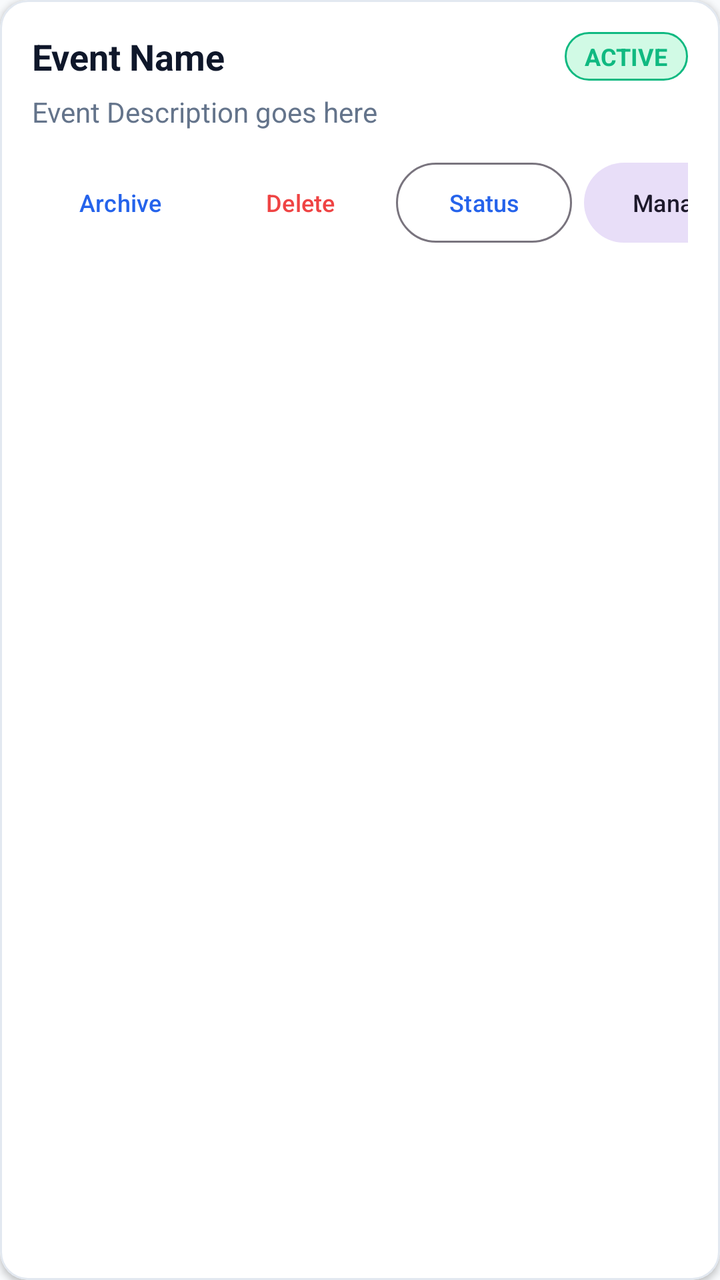
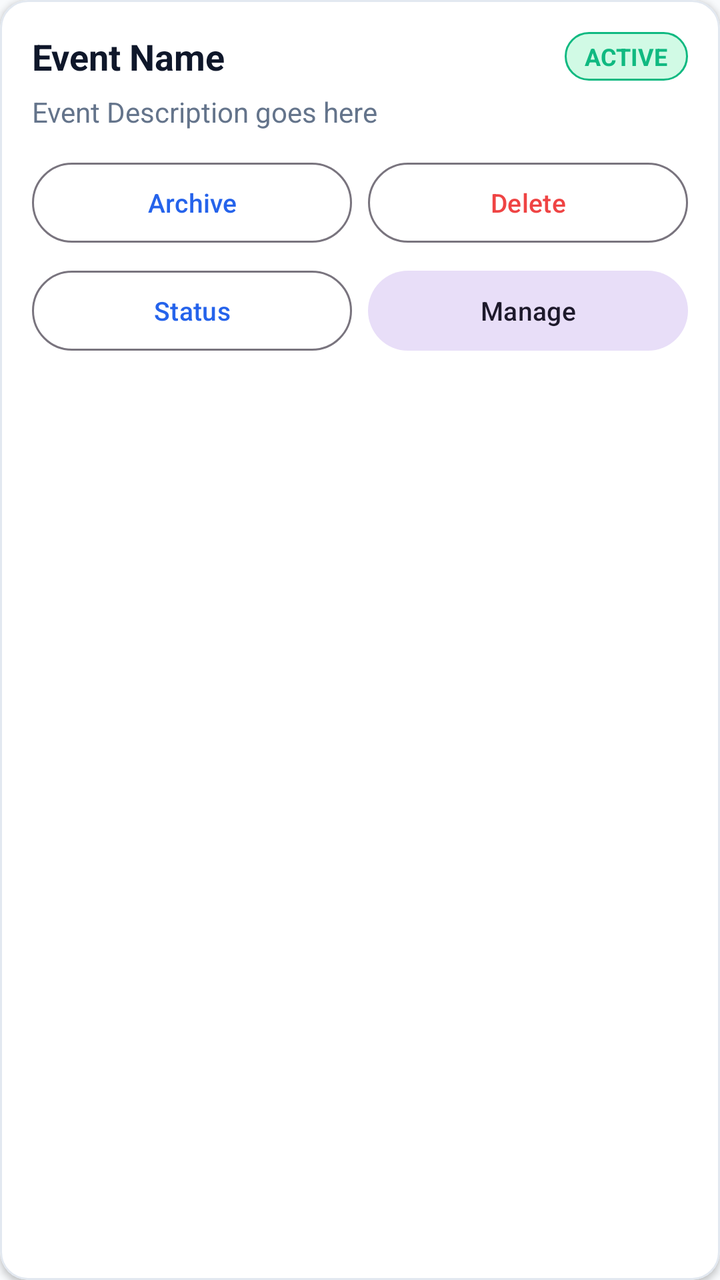

Before-and-after screenshots of an Android layout around one commit, followed by the original layout XML and the change that was made.
<!-- AndroidManifest.xml: application theme Theme.Judgex -->
<!-- res/layout/item_event.xml -->
<?xml version="1.0" encoding="utf-8"?>
<com.google.android.material.card.MaterialCardView xmlns:android="http://schemas.android.com/apk/res/android"
    xmlns:app="http://schemas.android.com/apk/res-auto"
    android:layout_width="match_parent"
    android:layout_height="wrap_content"
    android:layout_marginHorizontal="16dp"
    android:layout_marginVertical="8dp"
    app:cardCornerRadius="14dp"
    app:cardElevation="2dp"
    app:strokeWidth="1dp"
    app:strokeColor="@color/card_border"
    app:cardBackgroundColor="@color/surface">

    <LinearLayout
        android:layout_width="match_parent"
        android:layout_height="wrap_content"
        android:orientation="vertical"
        android:padding="16dp">

        <LinearLayout
            android:layout_width="match_parent"
            android:layout_height="wrap_content"
            android:gravity="center_vertical"
            android:orientation="horizontal">

            <TextView
                android:id="@+id/tvEventName"
                android:layout_width="0dp"
                android:layout_height="wrap_content"
                android:layout_weight="1"
                android:text="Event Name"
                android:textColor="@color/text_primary"
                android:textSize="18sp"
                android:textStyle="bold" />

            <TextView
                android:id="@+id/tvEventStatus"
                android:layout_width="wrap_content"
                android:layout_height="wrap_content"
                android:background="@drawable/bg_badge_success"
                android:paddingHorizontal="10dp"
                android:paddingVertical="4dp"
                android:text="ACTIVE"
                android:textColor="@color/success"
                android:textSize="12sp"
                android:textStyle="bold" />

        </LinearLayout>

        <TextView
            android:id="@+id/tvEventDescription"
            android:layout_width="match_parent"
            android:layout_height="wrap_content"
            android:layout_marginTop="6dp"
            android:text="Event Description goes here"
            android:textColor="@color/text_secondary"
            android:textSize="14sp" />

        
        <TextView
            android:id="@+id/tvEventScheduleVenue"
            android:layout_width="match_parent"
            android:layout_height="wrap_content"
            android:layout_marginTop="6dp"
            android:textColor="@color/accent"
            android:textSize="12sp"
            android:textStyle="bold"
            android:visibility="gone" />

        <LinearLayout
            android:layout_width="match_parent"
            android:layout_height="wrap_content"
            android:layout_marginTop="12dp"
            android:gravity="center_vertical"
            android:orientation="horizontal">

            <TextView
                android:id="@+id/tvEventLockedBadge"
                android:layout_width="wrap_content"
                android:layout_height="wrap_content"
                android:background="@drawable/bg_badge_locked"
                android:paddingHorizontal="8dp"
                android:paddingVertical="3dp"
                android:text="LOCKED"
                android:textColor="@color/danger"
                android:textSize="11sp"
                android:textStyle="bold"
                android:visibility="gone" />

            <View
                android:layout_width="0dp"
                android:layout_height="1dp"
                android:layout_weight="1" />

            <com.google.android.material.button.MaterialButton
                android:id="@+id/btnArchiveEvent"
                style="@style/Widget.Material3.Button.TextButton"
                android:layout_width="wrap_content"
                android:layout_height="wrap_content"
                android:layout_marginEnd="2dp"
                android:text="Archive"
                android:textColor="@color/accent"
                android:textSize="12sp" />

            <com.google.android.material.button.MaterialButton
                android:id="@+id/btnDeleteEvent"
                style="@style/Widget.Material3.Button.TextButton"
                android:layout_width="wrap_content"
                android:layout_height="wrap_content"
                android:layout_marginEnd="4dp"
                android:text="Delete"
                android:textColor="@color/danger"
                android:textSize="12sp" />

            <com.google.android.material.button.MaterialButton
                android:id="@+id/btnStatusAction"
                style="@style/Widget.Material3.Button.OutlinedButton"
                android:layout_width="wrap_content"
                android:layout_height="wrap_content"
                android:layout_marginEnd="6dp"
                android:text="Status"
                android:textSize="12sp" />

            <com.google.android.material.button.MaterialButton
                android:id="@+id/btnSelectEvent"
                style="@style/Widget.Material3.Button.TonalButton"
                android:layout_width="wrap_content"
                android:layout_height="wrap_content"
                android:text="Manage"
                android:textSize="12sp" />

        </LinearLayout>

    </LinearLayout>

</com.google.android.material.card.MaterialCardView>
<!-- resources referenced by this layout -->
<resources>
  <color name="accent">#2563EB</color>
  <color name="card_border">#E2E8F0</color>
  <color name="danger">#EF4444</color>
  <color name="success">#10B981</color>
  <color name="surface">#FFFFFF</color>
  <color name="text_primary">#0F172A</color>
  <color name="text_secondary">#64748B</color>
  <!-- drawable bg_badge_locked (drawable) -->
  <?xml version="1.0" encoding="utf-8"?>
  <shape xmlns:android="http://schemas.android.com/apk/res/android">
      <solid android:color="@color/danger_light" />
      <corners android:radius="16dp" />
      <stroke android:width="1dp" android:color="@color/danger" />
  </shape>
  <!-- drawable bg_badge_success (drawable) -->
  <?xml version="1.0" encoding="utf-8"?>
  <shape xmlns:android="http://schemas.android.com/apk/res/android">
      <solid android:color="@color/success_light" />
      <corners android:radius="16dp" />
      <stroke android:width="1dp" android:color="@color/success" />
  </shape>
  <style name="Theme.Judgex" parent="Theme.Material3.DayNight.NoActionBar">
          
          <item name="colorPrimary">@color/accent</item>
          <item name="colorPrimaryVariant">@color/primary_dark</item>
          <item name="colorOnPrimary">@color/white</item>
          
          <item name="colorSecondary">@color/accent_light</item>
          <item name="colorSecondaryVariant">@color/accent</item>
          <item name="colorOnSecondary">@color/white</item>
          
          <item name="android:statusBarColor">@color/primary</item>
          <item name="android:windowLightStatusBar">false</item>
          
          <item name="android:windowBackground">@color/background</item>
      </style>
  <color name="danger_light">#FEE2E2</color>
  <color name="success_light">#D1FAE5</color>
  <color name="primary_dark">#020617</color>
  <color name="white">#FFFFFF</color>
  <color name="accent_light">#3B82F6</color>
  <color name="primary">#0F172A</color>
  <color name="background">#F8FAFC</color>
</resources>

<!-- the commit's change to res/layout/item_event.xml (unified diff, before → after) -->
@@ -71,13 +71,13 @@
             android:layout_width="match_parent"
             android:layout_height="wrap_content"
             android:layout_marginTop="12dp"
-            android:gravity="center_vertical"
-            android:orientation="horizontal">
+            android:orientation="vertical">
 
             <TextView
                 android:id="@+id/tvEventLockedBadge"
                 android:layout_width="wrap_content"
                 android:layout_height="wrap_content"
+                android:layout_marginBottom="8dp"
                 android:background="@drawable/bg_badge_locked"
                 android:paddingHorizontal="8dp"
                 android:paddingVertical="3dp"
@@ -87,47 +87,64 @@
                 android:textStyle="bold"
                 android:visibility="gone" />
 
-            <View
-                android:layout_width="0dp"
-                android:layout_height="1dp"
-                android:layout_weight="1" />
+            
+            <LinearLayout
+                android:layout_width="match_parent"
+                android:layout_height="wrap_content"
+                android:orientation="horizontal">
 
-            <com.google.android.material.button.MaterialButton
-                android:id="@+id/btnArchiveEvent"
-                style="@style/Widget.Material3.Button.TextButton"
-                android:layout_width="wrap_content"
+                <com.google.android.material.button.MaterialButton
+                    android:id="@+id/btnArchiveEvent"
+                    style="@style/Widget.Material3.Button.OutlinedButton"
+                    android:layout_width="0dp"
+                    android:layout_height="wrap_content"
+                    android:layout_marginEnd="4dp"
+                    android:layout_weight="1"
+                    android:text="Archive"
+                    android:textColor="@color/accent"
+                    android:textSize="13sp" />
+
+                <com.google.android.material.button.MaterialButton
+                    android:id="@+id/btnDeleteEvent"
+                    style="@style/Widget.Material3.Button.OutlinedButton"
+                    android:layout_width="0dp"
+                    android:layout_height="wrap_content"
+                    android:layout_marginStart="4dp"
+                    android:layout_weight="1"
+                    android:text="Delete"
+                    android:textColor="@color/danger"
+                    android:textSize="13sp" />
+
+            </LinearLayout>
+
+            
+            <LinearLayout
+                android:layout_width="match_parent"
                 android:layout_height="wrap_content"
-                android:layout_marginEnd="2dp"
-                android:text="Archive"
-                android:textColor="@color/accent"
-                android:textSize="12sp" />
+                android:layout_marginTop="6dp"
+                android:orientation="horizontal">
 
-            <com.google.android.material.button.MaterialButton
-                android:id="@+id/btnDeleteEvent"
-                style="@style/Widget.Material3.Button.TextButton"
-                android:layout_width="wrap_content"
-                android:layout_height="wrap_content"
-                android:layout_marginEnd="4dp"
-                android:text="Delete"
-                android:textColor="@color/danger"
-                android:textSize="12sp" />
+                <com.google.android.material.button.MaterialButton
+                    android:id="@+id/btnStatusAction"
+                    style="@style/Widget.Material3.Button.OutlinedButton"
+                    android:layout_width="0dp"
+                    android:layout_height="wrap_content"
+                    android:layout_marginEnd="4dp"
+                    android:layout_weight="1"
+                    android:text="Status"
+                    android:textSize="13sp" />
 
-            <com.google.android.material.button.MaterialButton
-                android:id="@+id/btnStatusAction"
-                style="@style/Widget.Material3.Button.OutlinedButton"
-                android:layout_width="wrap_content"
-                android:layout_height="wrap_content"
-                android:layout_marginEnd="6dp"
-                android:text="Status"
-                android:textSize="12sp" />
+                <com.google.android.material.button.MaterialButton
+                    android:id="@+id/btnSelectEvent"
+                    style="@style/Widget.Material3.Button.TonalButton"
+                    android:layout_width="0dp"
+                    android:layout_height="wrap_content"
+                    android:layout_marginStart="4dp"
+                    android:layout_weight="1"
+                    android:text="Manage"
+                    android:textSize="13sp" />
 
-            <com.google.android.material.button.MaterialButton
-                android:id="@+id/btnSelectEvent"
-                style="@style/Widget.Material3.Button.TonalButton"
-                android:layout_width="wrap_content"
-                android:layout_height="wrap_content"
-                android:text="Manage"
-                android:textSize="12sp" />
+            </LinearLayout>
 
         </LinearLayout>
 
